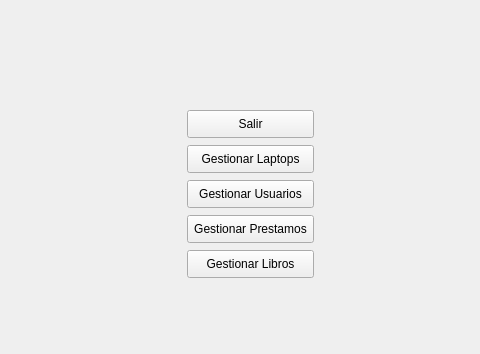
moisescortes/Proyect_MVC, file view/MainWindow.ui: the form before one commit; both pictures show x 153 to 633 and y 0 to 354 of the 800 by 600 pixel window.
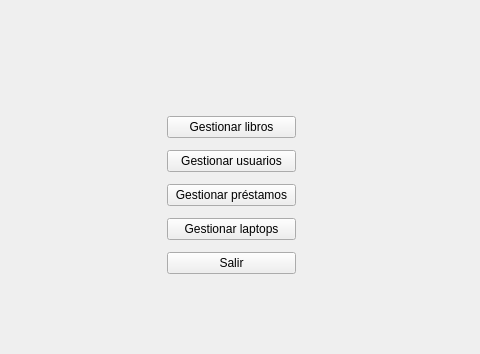
The form after the commit.

```diff
--- a/view/MainWindow.ui
+++ b/view/MainWindow.ui
@@ -14,91 +14,52 @@
    <string>MainWindow</string>
   </property>
   <widget class="QWidget" name="centralwidget">
-   <widget class="QWidget" name="widget" native="true">
+   <widget class="QWidget" name="">
     <property name="geometry">
      <rect>
-      <x>110</x>
-      <y>80</y>
-      <width>631</width>
-      <height>221</height>
+      <x>320</x>
+      <y>110</y>
+      <width>129</width>
+      <height>170</height>
      </rect>
     </property>
+    <layout class="QVBoxLayout" name="verticalLayout">
+     <item>
     <widget class="QPushButton" name="btn_books">
-     <property name="geometry">
-      <rect>
-       <x>230</x>
-       <y>170</y>
-       <width>127</width>
-       <height>28</height>
-      </rect>
-     </property>
      <property name="text">
-      <string>Gestionar Libros</string>
-     </property>
-    </widget>
-    <widget class="QPushButton" name="btn_laptops">
-     <property name="geometry">
-      <rect>
-       <x>230</x>
-       <y>65</y>
-       <width>127</width>
-       <height>28</height>
-      </rect>
-     </property>
-     <property name="text">
-      <string>Gestionar Laptops</string>
-     </property>
-    </widget>
+        <string>Gestionar libros</string>
+       </property>
+      </widget>
+     </item>
+     <item>
     <widget class="QPushButton" name="btn_users">
-     <property name="geometry">
-      <rect>
-       <x>230</x>
-       <y>100</y>
-       <width>127</width>
-       <height>28</height>
-      </rect>
-     </property>
      <property name="text">
-      <string>Gestionar Usuarios</string>
-     </property>
-    </widget>
+        <string>Gestionar usuarios</string>
+       </property>
+      </widget>
+     </item>
+     <item>
     <widget class="QPushButton" name="btn_loans">
-     <property name="geometry">
-      <rect>
-       <x>230</x>
-       <y>135</y>
-       <width>127</width>
-       <height>28</height>
-      </rect>
-     </property>
+       <property name="text">
+        <string>Gestionar préstamos</string>
+       </property>
+      </widget>
+     </item>
+     <item>
+      <widget class="QPushButton" name="btn_laptops">
      <property name="text">
-      <string>Gestionar Prestamos</string>
-     </property>
-    </widget>
+        <string>Gestionar laptops</string>
+       </property>
+      </widget>
+     </item>
+     <item>
     <widget class="QPushButton" name="btn_exit">
-     <property name="geometry">
-      <rect>
-       <x>230</x>
-       <y>30</y>
-       <width>127</width>
-       <height>28</height>
-      </rect>
-     </property>
      <property name="text">
       <string>Salir</string>
      </property>
     </widget>
-    <widget class="QWidget" name="">
-     <property name="geometry">
-      <rect>
-       <x>230</x>
-       <y>30</y>
-       <width>129</width>
-       <height>170</height>
-      </rect>
-     </property>
-     <layout class="QVBoxLayout" name="verticalLayout"/>
-    </widget>
+     </item>
+    </layout>
    </widget>
   </widget>
   <widget class="QMenuBar" name="menubar">
```
Lines whose indentation alone changed are shown as unchanged.
